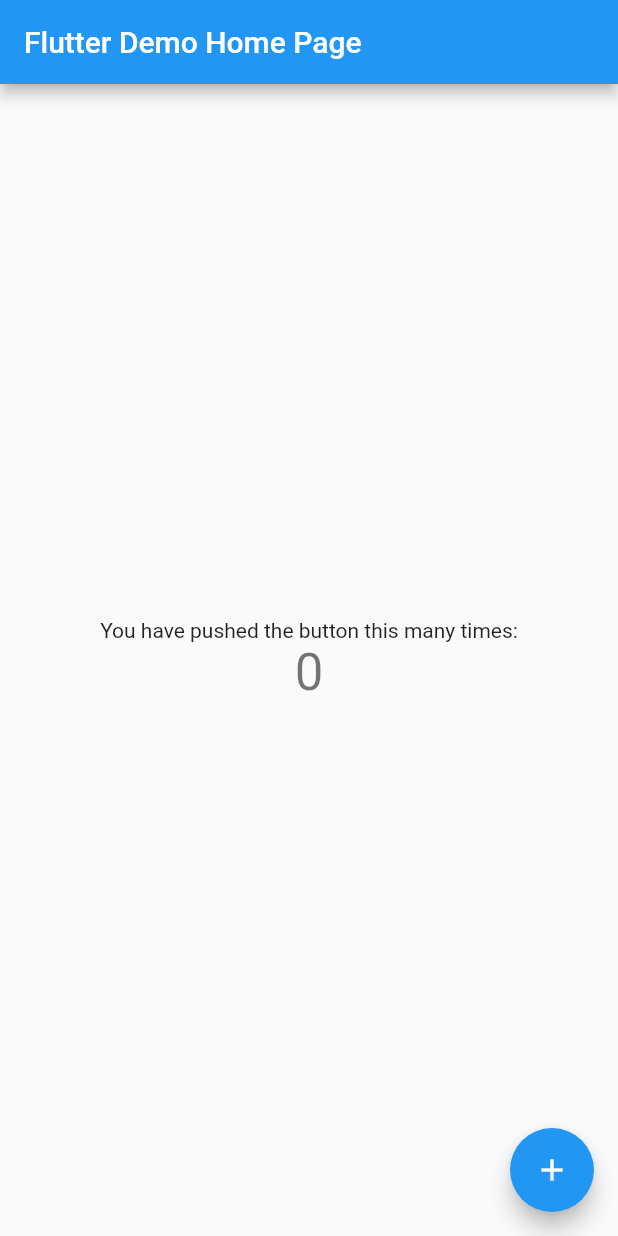
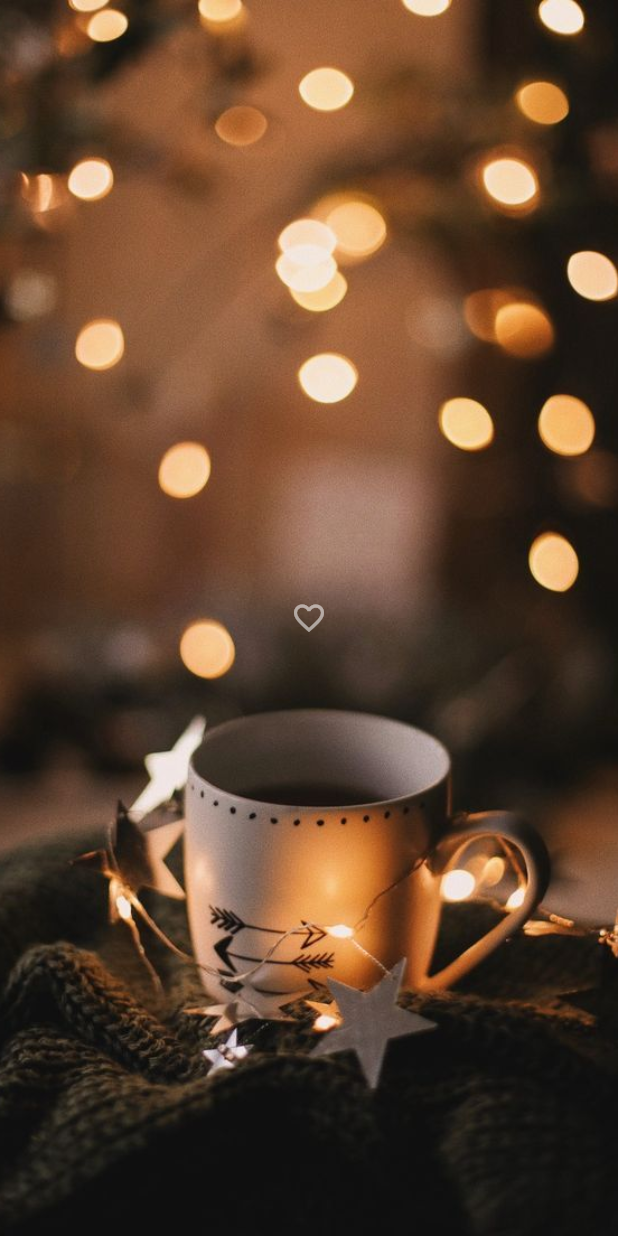
Before and after one commit to sydneygold/kettle_whistle_fe, a Flutter app: the screen it shows after launch, on a phone screen of 412 x 824 dp. Run offline on Flutter 3.47's test engine with Material 2 defaults, Android fonts, the phone set to English and light mode, and no system bars.

```diff
--- a/lib/main.dart
+++ b/lib/main.dart
@@ -1,117 +1,15 @@
 import 'package:flutter/material.dart';
+import 'pages/loginscreen.dart';
+import 'pages/homescreen.dart';
+import 'pages/splashscreen.dart';
 
 void main() {
-  runApp(MyApp());
+  runApp(MaterialApp(
+    initialRoute: '/',
+    routes: {
+      '/' : (context) => SplashScreen(),
+      '/login': (context) => LoginScreen(),
+      '/home': (context) => HomeScreen(),
+    },
+  ));
 }
-
-class MyApp extends StatelessWidget {
-  // This widget is the root of your application.
-  @override
-  Widget build(BuildContext context) {
-    return MaterialApp(
-      title: 'Flutter Demo',
-      theme: ThemeData(
-        // This is the theme of your application.
-        //
-        // Try running your application with "flutter run". You'll see the
-        // application has a blue toolbar. Then, without quitting the app, try
-        // changing the primarySwatch below to Colors.green and then invoke
-        // "hot reload" (press "r" in the console where you ran "flutter run",
-        // or simply save your changes to "hot reload" in a Flutter IDE).
-        // Notice that the counter didn't reset back to zero; the application
-        // is not restarted.
-        primarySwatch: Colors.blue,
-        // This makes the visual density adapt to the platform that you run
-        // the app on. For desktop platforms, the controls will be smaller and
-        // closer together (more dense) than on mobile platforms.
-        visualDensity: VisualDensity.adaptivePlatformDensity,
-      ),
-      home: MyHomePage(title: 'Flutter Demo Home Page'),
-    );
-  }
-}
-
-class MyHomePage extends StatefulWidget {
-  MyHomePage({Key key, this.title}) : super(key: key);
-
-  // This widget is the home page of your application. It is stateful, meaning
-  // that it has a State object (defined below) that contains fields that affect
-  // how it looks.
-
-  // This class is the configuration for the state. It holds the values (in this
-  // case the title) provided by the parent (in this case the App widget) and
-  // used by the build method of the State. Fields in a Widget subclass are
-  // always marked "final".
-
-  final String title;
-
-  @override
-  _MyHomePageState createState() => _MyHomePageState();
-}
-
-class _MyHomePageState extends State<MyHomePage> {
-  int _counter = 0;
-
-  void _incrementCounter() {
-    setState(() {
-      // This call to setState tells the Flutter framework that something has
-      // changed in this State, which causes it to rerun the build method below
-      // so that the display can reflect the updated values. If we changed
-      // _counter without calling setState(), then the build method would not be
-      // called again, and so nothing would appear to happen.
-      _counter++;
-    });
-  }
-
-  @override
-  Widget build(BuildContext context) {
-    // This method is rerun every time setState is called, for instance as done
-    // by the _incrementCounter method above.
-    //
-    // The Flutter framework has been optimized to make rerunning build methods
-    // fast, so that you can just rebuild anything that needs updating rather
-    // than having to individually change instances of widgets.
-    return Scaffold(
-      appBar: AppBar(
-        // Here we take the value from the MyHomePage object that was created by
-        // the App.build method, and use it to set our appbar title.
-        title: Text(widget.title),
-      ),
-      body: Center(
-        // Center is a layout widget. It takes a single child and positions it
-        // in the middle of the parent.
-        child: Column(
-          // Column is also a layout widget. It takes a list of children and
-          // arranges them vertically. By default, it sizes itself to fit its
-          // children horizontally, and tries to be as tall as its parent.
-          //
-          // Invoke "debug painting" (press "p" in the console, choose the
-          // "Toggle Debug Paint" action from the Flutter Inspector in Android
-          // Studio, or the "Toggle Debug Paint" command in Visual Studio Code)
-          // to see the wireframe for each widget.
-          //
-          // Column has various properties to control how it sizes itself and
-          // how it positions its children. Here we use mainAxisAlignment to
-          // center the children vertically; the main axis here is the vertical
-          // axis because Columns are vertical (the cross axis would be
-          // horizontal).
-          mainAxisAlignment: MainAxisAlignment.center,
-          children: <Widget>[
-            Text(
-              'You have pushed the button this many times:',
-            ),
-            Text(
-              '$_counter',
-              style: Theme.of(context).textTheme.headline4,
-            ),
-          ],
-        ),
-      ),
-      floatingActionButton: FloatingActionButton(
-        onPressed: _incrementCounter,
-        tooltip: 'Increment',
-        child: Icon(Icons.add),
-      ), // This trailing comma makes auto-formatting nicer for build methods.
-    );
-  }
-}
--- /dev/null
+++ b/lib/pages/splashscreen.dart
@@ -0,0 +1,29 @@
+import 'package:flutter/material.dart';
+
+class SplashScreen extends StatelessWidget {
+  const SplashScreen({Key key}) : super(key: key);
+
+  @override
+  Widget build(BuildContext context) {
+    return Container(
+      decoration: BoxDecoration(
+        image: DecorationImage(
+            image: AssetImage('images/kettleSplashScreen.jpg'),
+            fit: BoxFit.cover
+        ) ,
+      ),
+      child: Center(
+        child: FlatButton(
+          color: Color.fromRGBO(150, 114, 98, 0.0),
+          child: Icon(
+            Icons.favorite_border_outlined,
+            color: Colors.white54,
+          ),
+          onPressed: () {
+            Navigator.pushNamed(context, '/login');
+          },
+        ),
+      ),
+    );
+  }
+}
```
Also changed, not shown: lib/pages/homescreen.dart (added, +22 -0 lines), lib/pages/loginscreen.dart (added, +76 -0 lines), lib/pages/widgets/loginform.dart (added, +47 -0 lines), pubspec.yaml (+11 -14 lines), fonts/DancingScript-VariableFont_wght.ttf (added), fonts/JosefinSlab-VariableFont_wght.ttf (added), images/kettleSplashScreen.jpg (added), images/mug-splashscreen.jpg (added), images/portafilter.png (added), 1 other file.
